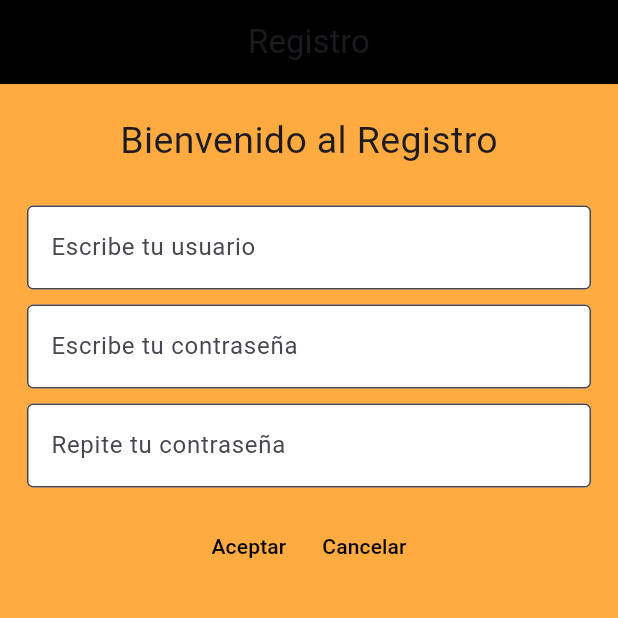
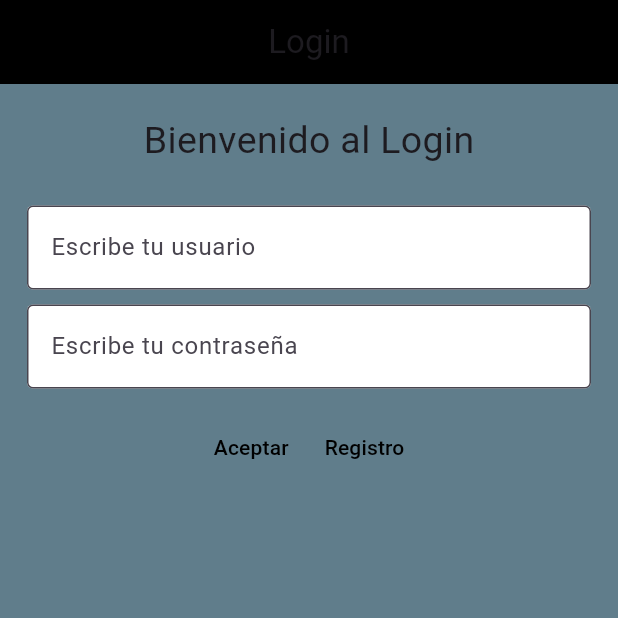
Before and after one commit to carlosguemes/Examen_PMDM_PSP, a Flutter app: the screen it shows after launch, after a tap on "Aceptar", on a phone screen of 412 x 824 dp, the top half of it. Run offline on Flutter 3.47's test engine with Material 3 defaults, Android fonts, the phone set to English and light mode, and no system bars; our stand-ins replace cloud_firestore, firebase_auth, firebase_core; accounts and stored records are empty; generated files the repository leaves out were written again; network calls fail.

Commit message:
PDMD 1,2: Creación de LoginView y usos de Navigator.of

```diff
--- a/lib/App.dart
+++ b/lib/App.dart
@@ -1,5 +1,6 @@
 import 'package:flutter/material.dart';
 
+import 'OnBoarding/LoginView.dart';
 import 'OnBoarding/RegisterView.dart';
 
 class App extends StatelessWidget{
@@ -8,8 +9,9 @@ class App extends StatelessWidget{
       return MaterialApp(
         routes: {
           '/registerview': (context) => RegisterView(),
+          '/loginview': (context) => LoginView(),
         },
-        initialRoute: '/registerview',
+        initialRoute: '/loginview',
       );
     }
 
--- /dev/null
+++ b/lib/OnBoarding/LoginView.dart
@@ -0,0 +1,67 @@
+import 'package:cloud_firestore/cloud_firestore.dart';
+import 'package:examen_carlos_guemes/Singletone/DataHolder.dart';
+import 'package:firebase_auth/firebase_auth.dart';
+import 'package:flutter/material.dart';
+
+import '../CustomViews/TextClass.dart';
+
+class LoginView extends StatelessWidget {
+
+  late BuildContext _context;
+
+  TextEditingController tecUsername = TextEditingController();
+  TextEditingController tecPassword = TextEditingController();
+
+  FirebaseFirestore db = FirebaseFirestore.instance;
+
+  void onClickAceptar() async {
+   DataHolder().fa.onClickLogin(tecUsername, tecPassword);
+  }
+
+  void onClickRegistrar(){
+    Navigator.of(_context).popAndPushNamed('/registerview');
+  }
+
+  @override
+  Widget build(BuildContext context) {
+
+    _context = context;
+
+    AppBar appBar = AppBar(
+      centerTitle: true,
+      backgroundColor: Colors.black,
+      title: const Text('Login'),
+    );
+
+    Column columna = Column(children: [
+      Padding(padding: EdgeInsets.symmetric(vertical: 10)),
+      Text("Bienvenido al Login", style: TextStyle(fontSize: 25)),
+      Padding(padding: EdgeInsets.symmetric(vertical: 10)),
+
+      TextClass(controlador: tecUsername, labelText: 'Escribe tu usuario', esContrasenya: false),
+
+      TextClass(controlador: tecPassword, labelText: 'Escribe tu contraseña', esContrasenya: true),
+
+      Row(mainAxisAlignment: MainAxisAlignment.center, children: [
+        Padding(padding: EdgeInsets.symmetric(vertical: 10),
+          child: TextButton(onPressed: onClickAceptar,
+              style: TextButton.styleFrom(foregroundColor: Colors.black),
+              child: Text("Aceptar")), ),
+
+        Padding(padding: EdgeInsets.symmetric(vertical: 10),
+          child: TextButton(onPressed: onClickRegistrar,
+              style: TextButton.styleFrom(foregroundColor: Colors.black),
+              child: Text("Registro")),)
+      ],)
+
+    ]);
+
+    Scaffold scaffold = Scaffold (
+      appBar: appBar,
+      body: columna,
+      backgroundColor: Colors.blueGrey,
+    );
+
+    return scaffold;
+  }
+}
--- a/lib/OnBoarding/RegisterView.dart
+++ b/lib/OnBoarding/RegisterView.dart
@@ -22,7 +22,7 @@ class RegisterView extends StatelessWidget{
   }
 
   void onClickCancelarRegistrar(){
-    //Navigator.of(_context).popAndPushNamed('/loginview');
+    Navigator.of(_context).popAndPushNamed('/loginview');
   }
 
   @override
--- a/lib/Singletone/FirebaseAdmin.dart
+++ b/lib/Singletone/FirebaseAdmin.dart
@@ -2,9 +2,11 @@ import 'package:firebase_auth/firebase_auth.dart';
 import 'package:flutter/material.dart';
 
 class FirebaseAdmin{
+
   void onClickRegistrar (TextEditingController usernameController,
       TextEditingController passwordController,
       TextEditingController repasswordController) async{
+
     if (passwordController.text == repasswordController.text) {
       try {
         await FirebaseAuth.instance.createUserWithEmailAndPassword(
@@ -26,4 +28,25 @@ class FirebaseAdmin{
       print('Las contraseñas tienen que ser iguales');
     }
   }
+
+
+  void onClickLogin(TextEditingController tecUsername,
+      TextEditingController tecPassword) async{
+
+    try {
+      await FirebaseAuth.instance.signInWithEmailAndPassword(
+        email: tecUsername.text,
+        password: tecPassword.text,
+      );
+
+    } on FirebaseAuthException catch (e) {
+      if (e.code == 'user-not-found') {
+        print('No user found for that email.');
+      } else if (e.code == 'wrong-password') {
+        print('Wrong password provided for that user.');
+      }
+    }
+  }
+
+
 }
```
